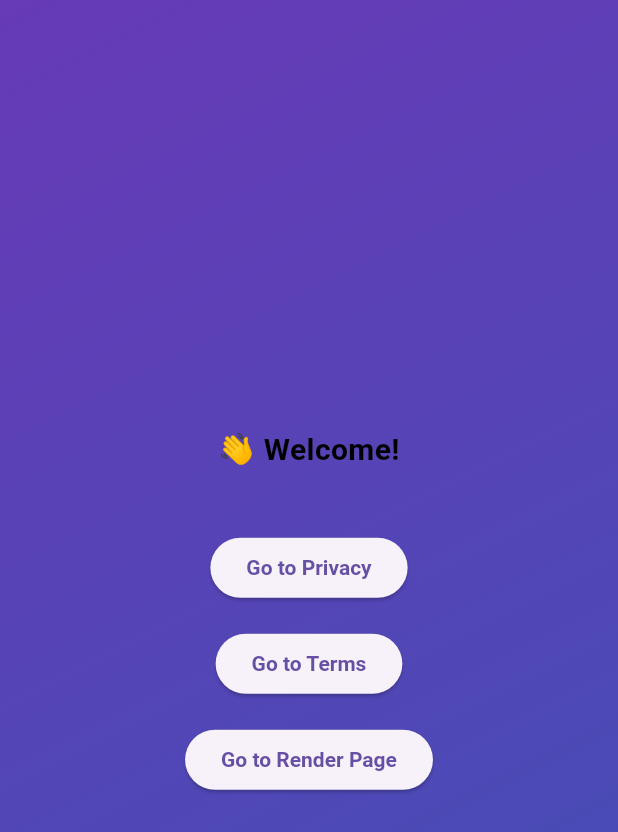
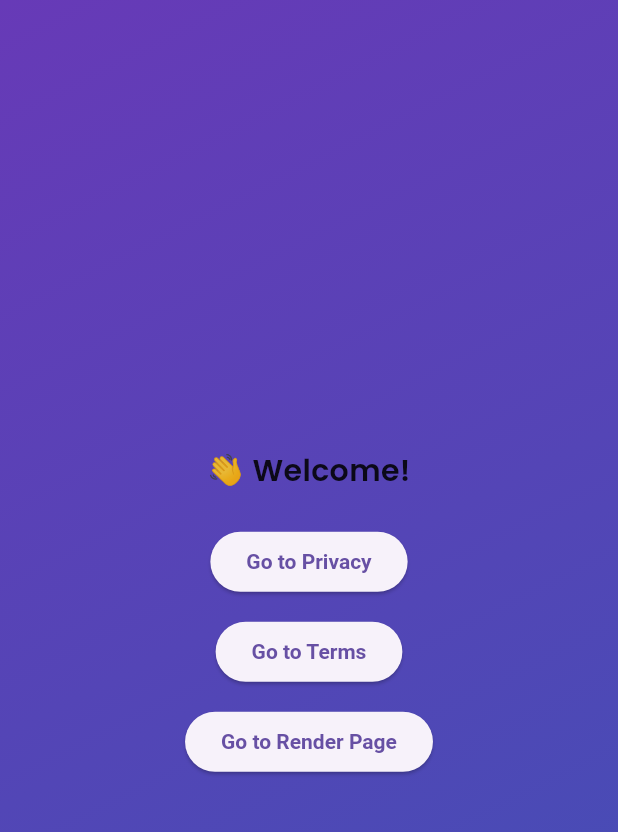
Before and after one commit to Nightswish/AboutFlutter, a Flutter app: the screen it shows after launch, on a phone screen of 412 x 824 dp. Shown: the top 832 px of the screen. Run offline on Flutter 3.47's test engine with Material 3 defaults, Android fonts, the light colour scheme and no system bars; our stand-ins replace go_router, google_fonts, web; Roboto replaces fonts that are missing (Pretendard).

Commit message:
반응형레이아웃 및 네비게이션,라우딩 구현

```diff
--- a/portfolio/lib/core/responsive.dart
+++ b/portfolio/lib/core/responsive.dart
@@ -1,4 +1,3 @@
-// lib/core/responsive.dart
 import 'package:flutter/widgets.dart';
 
 /// 디바이스 타입 정의
@@ -21,6 +20,7 @@ class Breakpoints {
 /// Responsive 헬퍼 클래스
 /// - MediaQuery 또는 LayoutBuilder에서 얻은 width로 DeviceScreenType 판정
 /// - value<T>()로 브레이크포인트 별 값을 편리하게 반환
+/// Convert width to DeviceScreenType
 class Responsive {
   Responsive._(); // 인스턴스화 금지 (static API 전용)
 
@@ -35,6 +35,7 @@ class Responsive {
   /// context → DeviceScreenType
   /// BuildContext에서 현재 DeviceScreenType을 반환
   /// MediaQuery.of(context).size.width 를 내부에서 사용함.
+  /// Get current DeviceScreenType from BuildContext
   static DeviceScreenType of(BuildContext context) {
     final width = MediaQuery.of(context).size.width;
     return deviceTypeFromWidth(width);
@@ -46,6 +47,10 @@ class Responsive {
   static bool isDesktop(BuildContext context) =>
       of(context) == DeviceScreenType.desktop || of(context) == DeviceScreenType.largeDesktop;
 
+  static double deviceWidth(BuildContext context) => MediaQuery.of(context).size.width;
+  static double deviceHeight(BuildContext context) => MediaQuery.of(context).size.height;
+  static bool isLandscape(BuildContext context) => MediaQuery.of(context).orientation == Orientation.landscape;
+
   /// 제네릭 값 반환
   static T value<T>({
     required BuildContext context,
@@ -53,20 +58,30 @@ class Responsive {
     T? tablet,
     T? desktop,
     T? largeDesktop,
-    required T fallback,
+    T? fallback,
   }) {
     final device = of(context);
+    T? result;
     switch (device) {
       case DeviceScreenType.largeDesktop:
-        return largeDesktop ?? desktop ?? tablet ?? mobile ?? fallback;
+        result = largeDesktop ?? desktop ?? tablet ?? mobile ?? fallback;
+        break;
       case DeviceScreenType.desktop:
-        return desktop ?? tablet ?? mobile ?? fallback;
+        result = desktop ?? tablet ?? mobile ?? fallback;
+        break;
       case DeviceScreenType.tablet:
-        return tablet ?? mobile ?? fallback;
+        result = tablet ?? mobile ?? fallback;
+        break;
       case DeviceScreenType.mobile:
       default:
-        return mobile ?? fallback;
+        result = mobile ?? fallback;
+        break;
     }
+    if (result == null) {
+      throw ArgumentError(
+          'Responsive.value: no value provided for current device and no fallback. Provide at least one of mobile/tablet/desktop/largeDesktop/fallback.');
+    }
+    return result;
   }
 
   /// 접근성 대응 텍스트 크기 반환
@@ -85,12 +100,69 @@ class Responsive {
       largeDesktop: largeDesktop ?? desktop,
       fallback: mobile,
     );
-    final textScale = MediaQuery.of(context).textScaleFactor;
-    return base * textScale;
+    final textScale = MediaQuery.of(context).textScaler;
+    return textScale.scale(base);
+  }
+
+  /// Recommend columns count for a width (useful for grid layouts)
+  static int columnsForWidth(double width) {
+    if (width >= 1366) return 4;
+    if (width >= 1024) return 3;
+    if (width >= 600) return 2;
+    return 1;
+  }
+
+  static int columns(BuildContext context) => columnsForWidth(deviceWidth(context));
+
+  /// ✅ 새로 추가된 메서드: 브레이크포인트별 균일 패딩 반환
+  static EdgeInsets edgeInsetsAll(
+    BuildContext context, {
+    double mobile = 16,
+    double tablet = 24,
+    double desktop = 32,
+    double? largeDesktop,
+  }) {
+    final v = value<double>(
+      context: context,
+      mobile: mobile,
+      tablet: tablet,
+      desktop: desktop,
+      largeDesktop: largeDesktop ?? desktop,
+      fallback: mobile,
+    );
+    return EdgeInsets.all(v);
+  }
+
+  /// edgeInsetsSymmetric helper (horizontal/vertical)
+  static EdgeInsets edgeInsetsSymmetric(
+    BuildContext context, {
+    double mobileHorizontal = 16,
+    double tabletHorizontal = 24,
+    double desktopHorizontal = 32,
+    double mobileVertical = 8,
+    double tabletVertical = 12,
+    double desktopVertical = 16,
+  }) {
+    final h = value<double>(
+      context: context,
+      mobile: mobileHorizontal,
+      tablet: tabletHorizontal,
+      desktop: desktopHorizontal,
+      fallback: mobileHorizontal,
+    );
+    final v = value<double>(
+      context: context,
+      mobile: mobileVertical,
+      tablet: tabletVertical,
+      desktop: desktopVertical,
+      fallback: mobileVertical,
+    );
+    return EdgeInsets.symmetric(horizontal: h, vertical: v);
   }
 }
 
 /// LayoutBuilder 기반 빌더
+/// ResponsiveBuilder: LayoutBuilder 기반으로 device type을 제공하는 빌더
 class ResponsiveBuilder extends StatelessWidget {
   final Widget Function(BuildContext, DeviceScreenType) builder;
 
--- a/portfolio/lib/main.dart
+++ b/portfolio/lib/main.dart
@@ -1,56 +1,15 @@
-import 'dart:html' as html;
-import 'package:flutter/material.dart';
-import 'package:go_router/go_router.dart';
-import 'package:google_fonts/google_fonts.dart';
-import 'core/responsive.dart';
+import 'package:flutter/material.dart';// Flutter 기본 패키지
+import 'package:go_router/go_router.dart'; // GoRouter: 선언적 라우팅 관리
+import 'package:google_fonts/google_fonts.dart'; // Google Fonts
+import 'package:web/web.dart' as html; // 웹 전용 API (웹 빌드에서만 동작)
+import 'package:portfolio/core/responsive.dart'; // 반응형 헬퍼
 // import 'package:flutter/foundation.dart';
 // import 'package:flutter_riverpod/flutter_riverpod.dart';
 
 // 애플리케이션의 진입점 및 초기 설정
 void main() {
-  // // Flutter 바인딩 보장 (앱 실행 전 초기화)
-  // WidgetsFlutterBinding.ensureInitialized();
-  // // 전역 에러 핸들러 설정
-  // ErrorWidget.builder = (FlutterErrorDetails details) {
-  //   // 개발 모드에서는 기본 에러 위젯, 프로덕션에서는 사용자 친화적 에러 화면
-  //   return Material(
-  //     child: Container(
-  //       color: Colors.white,
-  //       child: Center(
-  //         child: Column(
-  //           mainAxisAlignment: MainAxisAlignment.center,
-  //           children: [
-  //             const Icon(
-  //               Icons.error_outline,
-  //               color: Colors.red,
-  //               size: 100,
-  //             ),
-  //             const SizedBox(height: 20),
-  //             Text(
-  //               kDebugMode
-  //                 ? '개발 중 오류 발생: ${details.exception}'
-  //                 : '죄송합니다. 예상치 못한 오류가 발생했습니다.',
-  //               style: const TextStyle(
-  //                 color: Colors.black,
-  //                 fontSize: 16,
-  //               ),
-  //               textAlign: TextAlign.center,
-  //             ),
-  //           ],
-  //         ),
-  //       ),
-  //     ),
-  //   );
-  // };
-
-
   runApp(
     const PortfolioApp()
-    // Riverpod의 ProviderScope로 앱 래핑
-  // // - 의존성 주입 및 상태 관리를 위한 기본 설정
-  //   const ProviderScope(
-  //     child: MyApp(),
-  //   ),
   );
 }
 
@@ -81,7 +40,7 @@ class PortfolioApp extends StatelessWidget {
         ),
         GoRoute(
           path: '/render',
-          builder: (context, state) => const Render(),
+          builder: (context, state) => const RenderPage(),
         ),
       ],
       // 이 외에도 에러 페이지, 리다이렉트 등 다양한 GoRouter 설정이 가능
@@ -112,8 +71,7 @@ class HomePage extends StatelessWidget {
 
     // Scaffold는 앱의 기본적인 시각 구조(앱바, 본문, 하단바 등)를 제공하는 위젯
     return Scaffold(
-      body: Center( // 본문 내용을 화면 중앙에 배치
-        child: Container(
+      body: Container(
         width: double.infinity,
           height: double.infinity,
           decoration: const BoxDecoration(
@@ -124,67 +82,45 @@ class HomePage extends StatelessWidget {
             ),
           ),
           child: SafeArea(
-            child: Column( // 위젯들을 세로로 쌓을 때 쓰는 위젯
-                mainAxisAlignment: MainAxisAlignment.center, // 세로축으로 위젯들을 중앙 정렬
-                children: [ // Column 안에 들어갈 위젯 목록
-                  const HeroTitleHome(),
-                  const SizedBox(height: 32), // 간격 조절용
-
-                  // ✅ 버튼 레이아웃 반응형 적용
-                  isDesktop
-                      ? Row(
+            child: Padding( // 위젯들을 세로로 쌓을 때 쓰는 위젯
+              padding: Responsive.edgeInsetsAll(
+                    context,
+                    mobile: 16,
+                    tablet: 32,
+                    desktop: 64,
+              ),
+              child: Column(
                 mainAxisAlignment: MainAxisAlignment.center,
                 children: [
-                            _buildButton(
-                              context,
-                              label: "Go to Privacy",
-                              onTap: () => context.go("/privacy"),
+                  const HeroTitleHome(),
+                  SizedBox(
+                    height: Responsive.value(context: context, mobile: 16, tablet: 24, desktop: 32),
                   ),
-                            _buildButton(
-                              context,
-                              label: "Go to Terms",
-                              onTap: () => context.go("/terms"),
-                            ),
-                            _buildButton(
-                              context,
-                              label: "Go to Render Page",
-                              onTap: () => context.go("/render"),
-                            ),
+                  // 버튼 영역 반응형: 데스크탑은 Row, 나머지는 Column
+                  Flex(
+                    direction: isDesktop ? Axis.horizontal : Axis.vertical,
+                    mainAxisAlignment: MainAxisAlignment.center,
+                    children: [
+                      _buildButton(context, label: "Go to Privacy", onTap: () => context.go("/privacy")),
+                      _buildButton(context, label: "Go to Terms", onTap: () => context.go("/terms")),
+                      _buildButton(context, label: "Go to Render Page", onTap: () => context.go("/render")),
                     ],
                   )
-                      : Column(
-                          mainAxisSize: MainAxisSize.min,
-                          children: [
-                            _buildButton(
-                              context,
-                              label: "Go to Privacy",
-                              onTap: () => context.go("/privacy"),
-                            ),
-                            _buildButton(
-                              context,
-                              label: "Go to Terms",
-                              onTap: () => context.go("/terms"),
-                            ),
-                            _buildButton(
-                              context,
-                              label: "Go to Render Page",
-                              onTap: () => context.go("/render"),
-                            ),
-                          ],
-                        ),
                 ],
               ),
             ),
-        )
+          ),
       ),
     );
   }
 
-  /// 버튼 위젯 빌더
+  /// 버튼 위젯 빌더(헬퍼)
   Widget _buildButton(BuildContext context,
       {required String label, required VoidCallback onTap}) {
     return Padding(
-      padding: const EdgeInsets.all(8.0),
+      padding: EdgeInsets.all(
+        Responsive.value(context: context, mobile: 6.0, tablet: 8.0, desktop: 12.0),
+      ),
       child: ElevatedButton(
         onPressed: onTap,
         style: ElevatedButton.styleFrom(
@@ -242,15 +178,14 @@ class TermsPage extends StatelessWidget {
   }
 }
 
-class Render extends StatefulWidget {
-  const Render({super.key});
+class RenderPage extends StatefulWidget {
+  const RenderPage({super.key});
 
   @override
-  State<Render> createState() => _Render();
+  State<RenderPage> createState() => _RenderPage();
 }
 
-class _Render extends State<Render>
-    with SingleTickerProviderStateMixin {
+class _RenderPage extends State<RenderPage> with SingleTickerProviderStateMixin {
   late AnimationController _controller;
   late Animation<double> _fadeIn;
 
@@ -274,6 +209,7 @@ class _Render extends State<Render>
 
   @override
   Widget build(BuildContext context) {
+    final isDesktop = Responsive.isDesktop(context);
     final size = MediaQuery.of(context).size; // 현재 화면 크기 가져오기
 
     return Scaffold(
@@ -296,28 +232,34 @@ class _Render extends State<Render>
           Center(
             child: FadeTransition( // 불투명도를 애니메이션으로 변경하는 위젯
               opacity: _fadeIn, // 위에서 정의한 페이드인 애니메이션 사용
-              child: Column( // 세로 방향으로 위젯들을 배치
-                mainAxisSize: MainAxisSize.min, // 컬럼의 크기를 자식 위젯들에 맞게 최소화
+              child: Padding(
+                padding: Responsive.edgeInsetsAll(context, mobile: 16, tablet: 24, desktop: 32),
+                child: Column(
+                  mainAxisSize: MainAxisSize.min,
                   children: [
-                  const HeroTitle(), // 히어로 섹션 제목 위젯
-                  const SizedBox(height: 20), // 제목과 버튼 사이 간격
+                    const HeroTitle(),
+                    SizedBox(
+                      height: Responsive.value(context: context, mobile: 12, tablet: 20, desktop: 28),
+                    ),
                     ElevatedButton(
-                    style: ElevatedButton.styleFrom( // 버튼 스타일 정의
-                      padding: const EdgeInsets.symmetric( // 내부 패딩
-                          horizontal: 32, vertical: 16),
-                      shape: RoundedRectangleBorder( // 버튼 모서리 둥글게
-                        borderRadius: BorderRadius.circular(12),
+                      style: ElevatedButton.styleFrom(
+                        padding: EdgeInsets.symmetric(
+                          horizontal: Responsive.value(context: context, mobile: 24, tablet: 32, desktop: 48),
+                          vertical: Responsive.value(context: context, mobile: 12, tablet: 16, desktop: 20),
                         ),
                       ),
-                    onPressed: () {
-                      // 이 버튼을 누르면 HomePage로 이동하도록 GoRouter 사용
-                      context.go('/'); // HomePage 경로로 이동!
-                    },
-                    child: const Text("Back to Home"), // 버튼 텍스트
+                      onPressed: () => context.go('/'),
+                      child: const Text("Back to Home"),
                     ),
-                  const SizedBox(height: 20),
+                    SizedBox(
+                      height: Responsive.value(context: context, mobile: 12, tablet: 16, desktop: 20),
+                    ),
 
-                  // HTML 렌더러 테스트 버튼
+                    // HTML / CanvasKit 버튼
+                    Flex(
+                      direction: isDesktop ? Axis.horizontal : Axis.vertical,
+                      mainAxisAlignment: MainAxisAlignment.center,
+                      children: [
                         ElevatedButton(
                           onPressed: () {
                             const url = "https://username.github.io/html/";
@@ -325,9 +267,7 @@ class _Render extends State<Render>
                           },
                           child: const Text("Try HTML Renderer"),
                         ),
-                  const SizedBox(height: 10),
-
-                  // CanvasKit 렌더러 테스트 버튼
+                        SizedBox(width: isDesktop ? 16 : 0, height: isDesktop ? 0 : 12),
                         ElevatedButton(
                           onPressed: () {
                             const url = "https://username.github.io/canvaskit/";
@@ -336,6 +276,9 @@ class _Render extends State<Render>
                           child: const Text("Try CanvasKit Renderer"),
                         ),
                       ],
+                    ),
+                  ],
+                ),
               ),
             ),
           ),
@@ -352,12 +295,7 @@ class HeroTitle extends StatelessWidget {
   @override
   Widget build(BuildContext context) {
     // Responsive 기반 글꼴 크기 계산
-    final fontSize = Responsive.fontSize(
-      context: context,
-      mobile: 28,
-      tablet: 36,
-      desktop: 48,
-    );
+    final fontSize = Responsive.fontSize(context: context, mobile: 28, tablet: 36, desktop: 48);
 
     return Hero( // 위젯 간의 시각적 연결 애니메이션 (다른 화면으로 전환될 때 유용)
       tag: "Rendering Page", // 고유 태그 (같은 태그를 가진 다른 화면의 위젯과 연결됨)
@@ -373,7 +311,7 @@ class HeroTitle extends StatelessWidget {
             shadows: [ // 텍스트에 그림자 효과 추가
               Shadow(
                 blurRadius: 8,
-                color: Colors.black.withOpacity(0.5), // 검은색에 50% 불투명도
+                color: Colors.black.withAlpha((0.5 * 255).round()), // withOpacity -> withValues
                 offset: const Offset(2, 2), // 그림자 위치 (x, y)
               )
             ],
@@ -389,46 +327,19 @@ class HeroTitleHome extends StatelessWidget {
 
   @override
   Widget build(BuildContext context) {
-    final isMobile = Responsive.isMobile(context);
-    final isTablet = Responsive.isTablet(context);
-    final isDesktop = Responsive.isDesktop(context);
-
-    if (isMobile) {
-      return const Text(
-        '👋 Welcome!', // 모바일에서는 짧게
-        textAlign: TextAlign.center,
-        style: TextStyle(
-          fontSize: 20,
-          fontWeight: FontWeight.bold,
-          color: Colors.black,
+    return Text(
+      Responsive.value(
+        context: context,
+        mobile: '👋 Welcome!',
+        tablet: '👋 Welcome to\nMy Portfolio!',
+        desktop: '👋 Welcome to My Portfolio!',
       ),
-      );
-    } else if (isTablet) {
-      return const Text(
-        '👋 Welcome to\nMy Portfolio!', // 두 줄로 표시
-        textAlign: TextAlign.center,
-        style: TextStyle(
-          fontSize: 26,
-          fontWeight: FontWeight.bold,
-          color: Colors.black,
-        ),
-      );
-    } else if (isDesktop) {
-      return Text(
-        '👋 Welcome to My Portfolio!', // 데스크탑에서는 여유 있는 스타일
       textAlign: TextAlign.center,
       style: GoogleFonts.poppins(
-          fontSize: 34,
+        fontSize: Responsive.fontSize(context: context, mobile: 20, tablet: 26, desktop: 34),
         fontWeight: FontWeight.w600,
         color: Colors.black87,
       ),
     );
   }
-
-    // fallback (혹시라도 조건이 안맞을 경우)
-    return const Text(
-      '👋 Welcome!',
-      style: TextStyle(fontSize: 20, fontWeight: FontWeight.bold),
-    );
 }
-}
--- a/portfolio/pubspec.yaml
+++ b/portfolio/pubspec.yaml
@@ -63,6 +63,9 @@ dependencies:
   flutter_localizations:
     sdk: flutter
 
+  # 웹 앱에서의 브라우저 기능
+  web: ^0.5.1
+
 dev_dependencies:
   flutter_test:
     sdk: flutter
```
Also changed, not shown: portfolio/pubspec.lock, 1 other file. Lines whose indentation alone changed are shown as unchanged.
